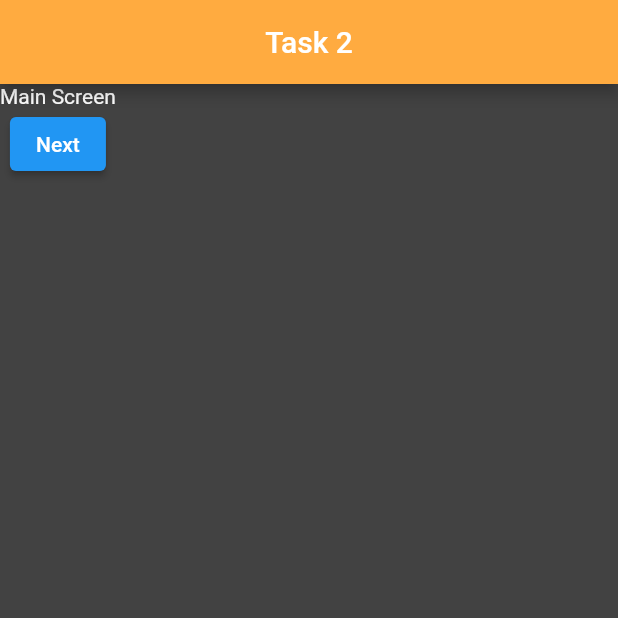
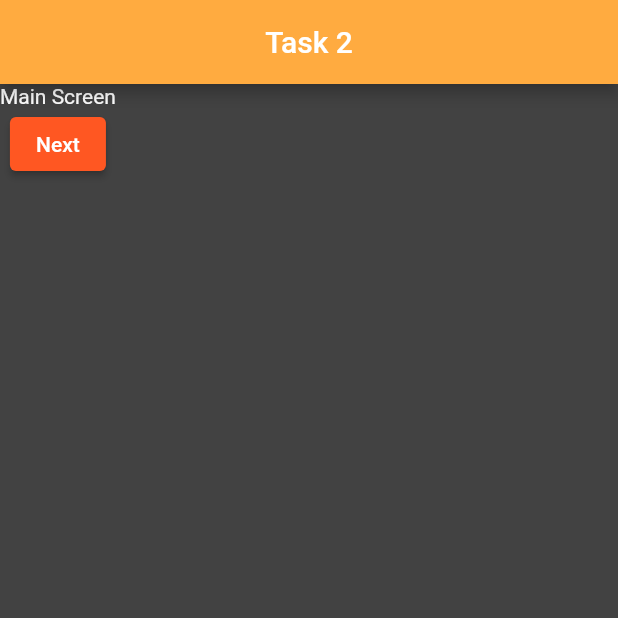
Before and after one commit to aNnAm2606/Mobiles_Task2, a Flutter app: the screen it shows after launch, on a phone screen of 412 x 824 dp, the top half of it. Run offline on Flutter 3.47's test engine with Material 2 defaults, Android fonts, the phone set to English and light mode, and no system bars; our stand-ins replace cloud_firestore, firebase_core; accounts and stored records are empty.

Commit message:
Changed theme

```diff
--- a/lib/screens/home.dart
+++ b/lib/screens/home.dart
@@ -6,6 +6,7 @@ class Home extends StatefulWidget {
   const Home({super.key});
 
   @override
+  // ignore: library_private_types_in_public_api
   _HomeState createState() => _HomeState();
 }
 
@@ -40,7 +41,7 @@ class _HomeState extends State<Home> {
         builder: (BuildContext context, AsyncSnapshot<QuerySnapshot> snapshot) {
           if (!snapshot.hasData) {
             return const Text('No Data');
-          } else
+          } else {
             return ListView.builder(
               itemCount: snapshot.data!.docs.length,
               itemBuilder: (BuildContext context, int index) {
@@ -72,10 +73,11 @@ class _HomeState extends State<Home> {
                 );
               },
             );
+          }
         },
       ),
       floatingActionButton: FloatingActionButton(
-        backgroundColor: Colors.yellowAccent,
+        backgroundColor: Colors.amberAccent,
         onPressed: () {
           showDialog(
             context: context,
--- a/lib/screens/main_screen.dart
+++ b/lib/screens/main_screen.dart
@@ -1,6 +1,4 @@
 import 'package:flutter/material.dart';
-import 'package:cloud_firestore/cloud_firestore.dart';
-import 'package:firebase_core/firebase_core.dart';
 
 class MainScreen extends StatelessWidget {
   const MainScreen({super.key});
@@ -10,13 +8,13 @@ class MainScreen extends StatelessWidget {
     return Scaffold(
       backgroundColor: Colors.grey[800],
       appBar: AppBar(
-        title: Text('Task 2'),
+        title: const Text('Task 2'),
         centerTitle: true,
         backgroundColor: Colors.orangeAccent,
       ),
       body: Column(
         children: [
-          Text(
+          const Text(
             'Main Screen',
             style: TextStyle(color: Colors.white),
           ),
@@ -24,7 +22,7 @@ class MainScreen extends StatelessWidget {
             onPressed: () {
               Navigator.pushNamed(context, '/todo');
             },
-            child: Text('Next'),
+            child: const Text('Next'),
           ),
         ],
       ),
```
Also changed, not shown: lib/main.dart (+3 -5 lines).
